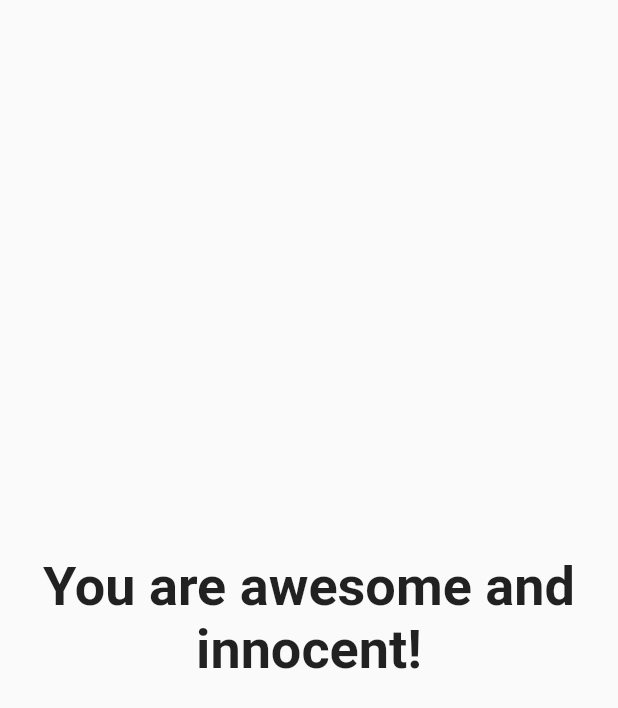
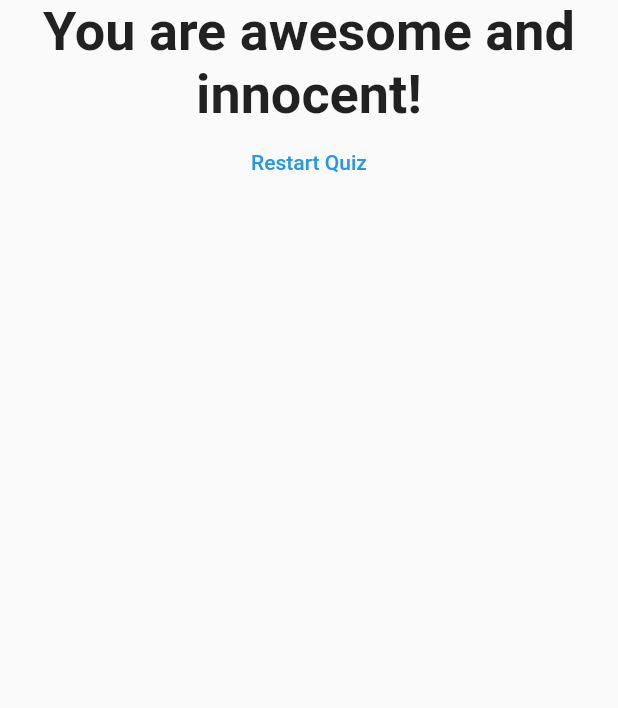
Before and after one commit to Hamza91able/flutter_basics, a Flutter app: the Result widget shown alone on an empty page, opened directly with empty values, on a phone screen of 412 x 824 dp. Shown: the top 708 px of the screen. Run offline on Flutter 3.47's test engine with Material 2 defaults, Android fonts, the phone set to English and light mode, and no system bars.

Commit message:
Resetting the Quiz. Flutter basics completed. Basic Quiz Application

```diff
--- a/lib/result.dart
+++ b/lib/result.dart
@@ -2,8 +2,9 @@ import 'package:flutter/material.dart';
 
 class Result extends StatelessWidget {
   final int resultScore;
+  final Function resetHandler;
 
-  Result(this.resultScore);
+  Result(this.resultScore, this.resetHandler);
 
   String get resultPhrase {
     var resultText = 'You did it';
@@ -22,7 +23,9 @@ class Result extends StatelessWidget {
   @override
   Widget build(BuildContext context) {
     return Center(
-      child: Text(
+      child: Column(
+        children: <Widget>[
+          Text(
             resultPhrase,
             style: TextStyle(
               fontSize: 36,
@@ -30,6 +33,13 @@ class Result extends StatelessWidget {
             ),
             textAlign: TextAlign.center,
           ),
+          FlatButton(
+            onPressed: resetHandler,
+            textColor: Colors.blue,
+            child: Text("Restart Quiz"),
+          ),
+        ],
+      ),
     );
   }
 }
```
Also changed, not shown: lib/main.dart (+8 -1 lines). Lines whose indentation alone changed are shown as unchanged.
